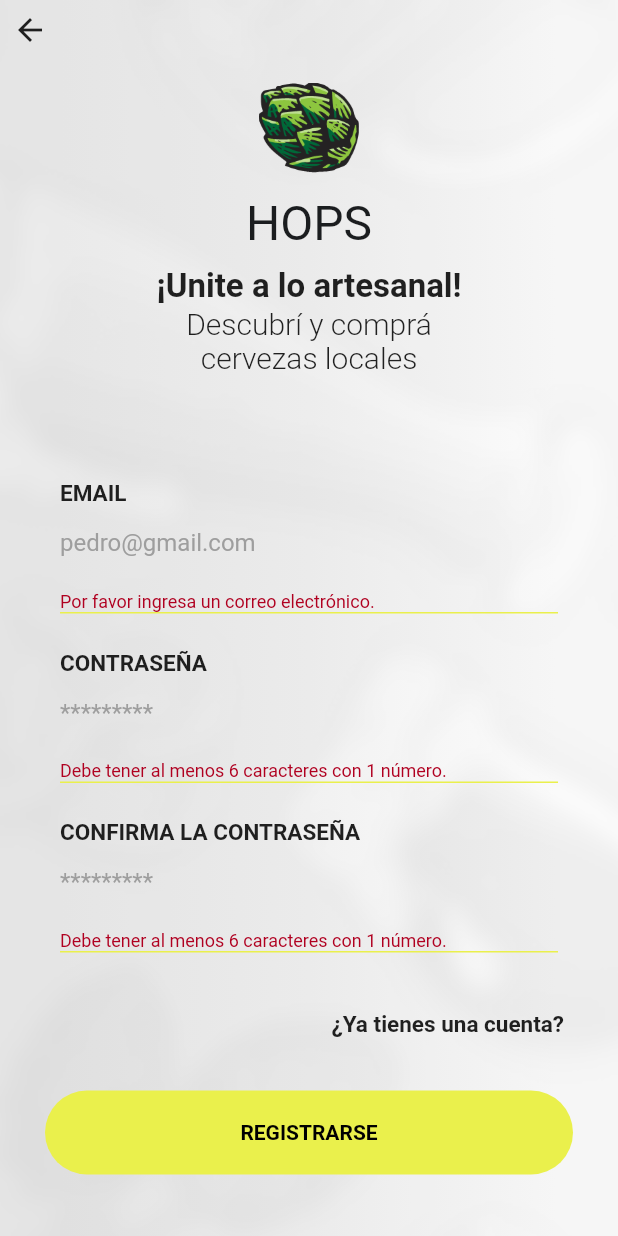
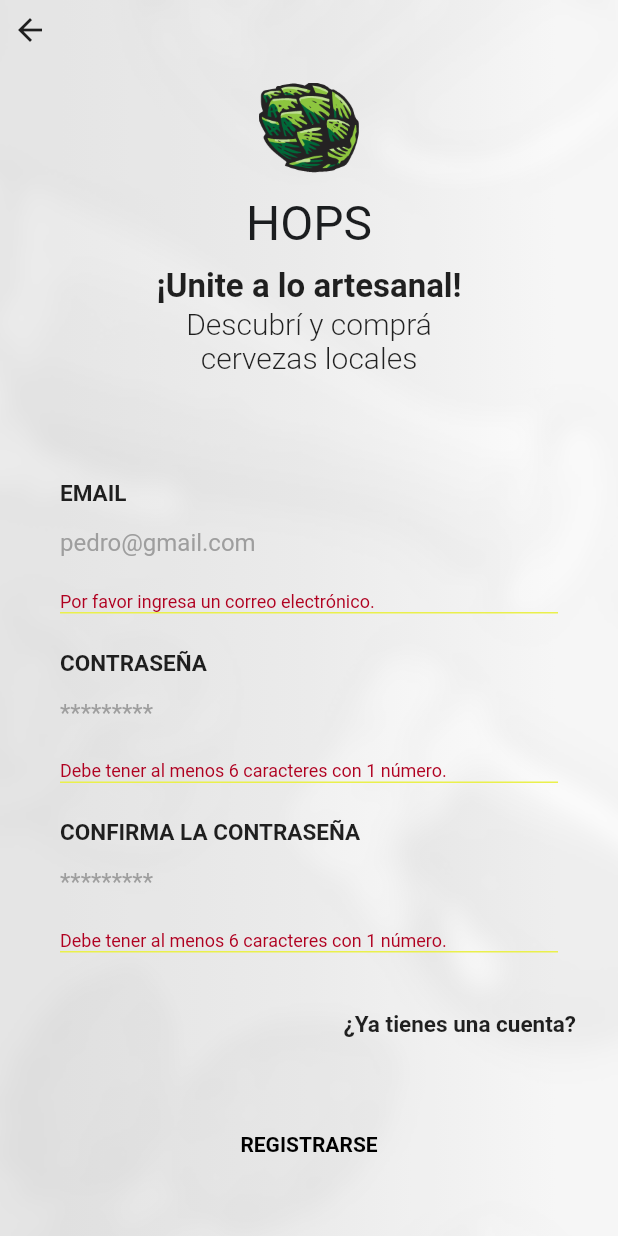
Before and after one commit to minimo-io/hopmasters, a Flutter app: the screen it shows after launch, scrolled down 576 dp, after a tap on "REGISTRARSE", on a phone screen of 412 x 824 dp. Run offline on Flutter 3.47's test engine with Material 2 defaults, Android fonts, the phone set to English and light mode, and no system bars; our stand-ins replace badges, dio, flutter_rating_bar, google_fonts, location, multi_select_flutter and 7 more; missing offline and left inert: flutter_facebook_auth, onesignal_flutter; accounts and stored records are empty.

Commit message:
flutter deprecations fix

```diff
--- a/lib/views/login/components/connect_socials.dart
+++ b/lib/views/login/components/connect_socials.dart
@@ -62,23 +62,15 @@ class _ConnectSocialsPageState extends State<ConnectSocialsPage>
         child: Row(
           children: <Widget>[
             Expanded(
-              child: FlatButton(
-                shape: RoundedRectangleBorder(
-                  borderRadius: new BorderRadius.circular(30.0),
-                ),
-                color: backgroundColor,
+              child: TextButton(
                 onPressed: onTap as void Function()?,
                 child: Container(
                   child: Row(
                     mainAxisAlignment: MainAxisAlignment.center,
                     children: <Widget>[
                       Expanded(
-                        child: FlatButton(
+                        child: TextButton(
                           onPressed: onTap,
-                          padding: const EdgeInsets.only(
-                            top: 18.0,
-                            bottom: 18.0,
-                          ),
                           child: Row(
                             mainAxisAlignment: MainAxisAlignment.center,
                             children: <Widget>[
--- a/lib/views/login/components/login_page.dart
+++ b/lib/views/login/components/login_page.dart
@@ -226,7 +226,7 @@ class _LoginPageState extends State<LoginPage> with GotosMixin {
                     children: <Widget>[
                       Padding(
                         padding: const EdgeInsets.only(right: 20.0),
-                        child: FlatButton(
+                        child: TextButton(
                           child: Text(
                             "¿Olvidaste la contraseña?",
                             style: TextStyle(
@@ -250,11 +250,7 @@ class _LoginPageState extends State<LoginPage> with GotosMixin {
                     child: Row(
                       children: <Widget>[
                         Expanded(
-                          child: FlatButton(
-                            shape: RoundedRectangleBorder(
-                              borderRadius: new BorderRadius.circular(30.0),
-                            ),
-                            color: ACTION_BUTTON_PRIMARY_COLOR,
+                          child: TextButton(
                             onPressed: () => _onLogin(context),
                             child: Container(
                               padding: const EdgeInsets.symmetric(
--- a/lib/views/login/components/signup_page.dart
+++ b/lib/views/login/components/signup_page.dart
@@ -344,7 +344,7 @@ class _SignupPageState extends State<SignupPage> with GotosMixin {
                     children: <Widget>[
                       Padding(
                         padding: const EdgeInsets.only(right: 20.0),
-                        child: FlatButton(
+                        child: TextButton(
                           child: const Text(
                             "¿Ya tienes una cuenta?",
                             style: TextStyle(
@@ -367,11 +367,11 @@ class _SignupPageState extends State<SignupPage> with GotosMixin {
                     child: Row(
                       children: <Widget>[
                         Expanded(
-                          child: FlatButton(
-                            shape: RoundedRectangleBorder(
-                              borderRadius: BorderRadius.circular(30.0),
-                            ),
-                            color: ACTION_BUTTON_PRIMARY_COLOR,
+                          child: TextButton(
+                            // shape: RoundedRectangleBorder(
+                            //   borderRadius: BorderRadius.circular(30.0),
+                            // ),
+                            // color: ACTION_BUTTON_PRIMARY_COLOR,
                             onPressed: () => _onSignUp(),
                             child: Container(
                               padding: const EdgeInsets.symmetric(
--- a/pubspec.yaml
+++ b/pubspec.yaml
@@ -35,10 +35,7 @@ dependencies:
   #cupertino_icons: ^1.0.1
   url_launcher: ^6.1.5
   provider: ^6.0.2
-  location:
-    git:
-      url: https://github.com/Yczar/flutterlocation.git
-      path: packages/location
+  location: ^4.4.0
   shared_preferences: ^2.0.6
   google_fonts: ^2.1.0
   dio: ^4.0.0
```
Also changed, not shown: lib/views/login/components/social_login_buttons.dart (+32 -26 lines), pubspec.lock, 1 other file.
